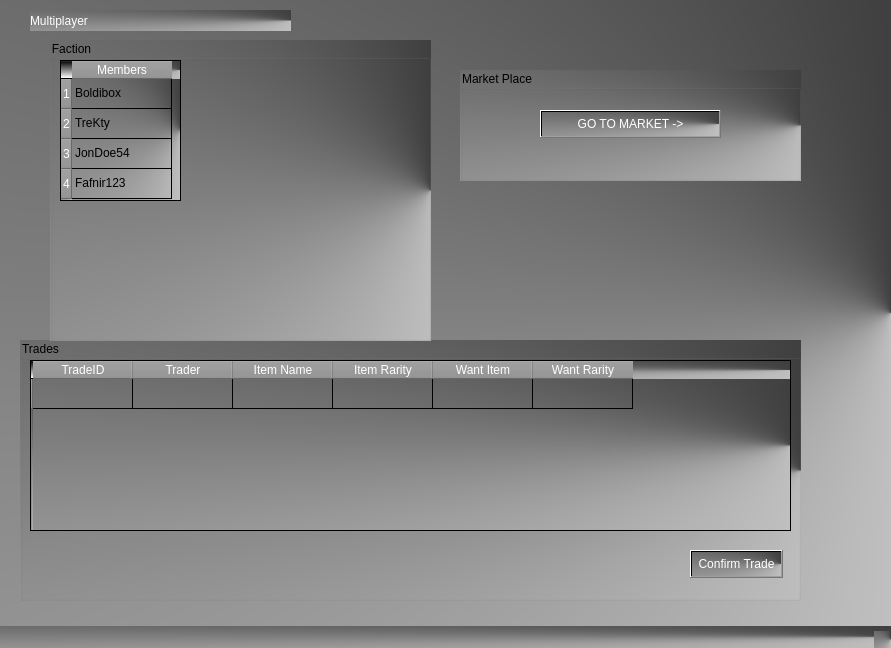
senormaarij/DBS_Project_GameManageSys, file Multiplayer.ui: the form before one commit.
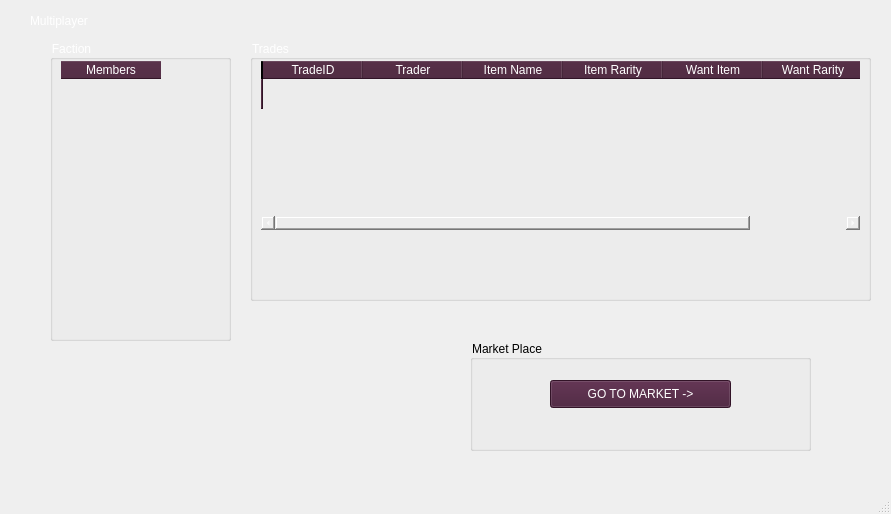
The form after the commit. Icons and pictures are not drawn.

```diff
--- a/Multiplayer.ui
+++ b/Multiplayer.ui
@@ -7,25 +7,35 @@
     <x>0</x>
     <y>0</y>
     <width>891</width>
-    <height>648</height>
+    <height>514</height>
    </rect>
   </property>
   <property name="windowTitle">
    <string>MainWindow</string>
   </property>
   <property name="styleSheet">
-   <string notr="true">background-color: qconicalgradient(cx:1, cy:0.5, angle:0, stop:0 rgba(0, 0, 0, 255), stop:1 rgba(255, 255, 255, 255));</string>
+   <string notr="true"> /*background-color: qconicalgradient(cx:1, cy:0.5, angle:0, stop:0 rgba(0, 0, 0, 255), stop:1 rgba(255, 255, 255, 255)); */
+background-image: url(:/newPrefix/Kafka.webp);
+</string>
   </property>
   <widget class="QWidget" name="centralwidget">
    <widget class="QGroupBox" name="groupBox">
     <property name="geometry">
      <rect>
-      <x>20</x>
-      <y>340</y>
-      <width>781</width>
+      <x>250</x>
+      <y>40</y>
+      <width>621</width>
       <height>261</height>
      </rect>
     </property>
+    <property name="styleSheet">
+     <string notr="true">color:white;
+font: 63 9pt &quot;Bahnschrift SemiBold&quot;;
+background:transparent;
+
+    background-attachment: fixed;
+    background-origin: content;</string>
+    </property>
     <property name="title">
      <string>Trades</string>
     </property>
@@ -34,13 +44,13 @@
       <rect>
        <x>10</x>
        <y>20</y>
-       <width>761</width>
+       <width>601</width>
        <height>171</height>
       </rect>
      </property>
      <property name="styleSheet">
       <string notr="true">QHeaderView::section {
-    background-color: rgb(147, 146, 146);
+    background-color: rgb(69, 28, 53);
 	color:rgb(255, 255, 255);
 }
 </string>
@@ -121,10 +131,18 @@
      <rect>
       <x>50</x>
       <y>40</y>
-      <width>381</width>
+      <width>181</width>
       <height>301</height>
      </rect>
     </property>
+    <property name="styleSheet">
+     <string notr="true">font: 63 9pt &quot;Bahnschrift SemiBold&quot;;
+color:white;
+background:transparent;
+
+    background-attachment: fixed;
+    background-origin: content;</string>
+    </property>
     <property name="title">
      <string>Faction</string>
     </property>
@@ -133,75 +151,41 @@
       <rect>
        <x>10</x>
        <y>20</y>
-       <width>121</width>
-       <height>141</height>
+       <width>111</width>
+       <height>261</height>
       </rect>
      </property>
      <property name="styleSheet">
       <string notr="true">QHeaderView::section {
-    background-color: rgb(147, 146, 146);
+    background-color: rgb(71, 30, 55);
 	color:rgb(255, 255, 255);
 }
 </string>
      </property>
-     <row>
-      <property name="text">
-       <string>1</string>
-      </property>
-     </row>
-     <row>
-      <property name="text">
-       <string>2</string>
-      </property>
-     </row>
-     <row>
-      <property name="text">
-       <string>3</string>
-      </property>
-     </row>
-     <row>
-      <property name="text">
-       <string>4</string>
-      </property>
-     </row>
      <column>
       <property name="text">
        <string>Members</string>
       </property>
      </column>
-     <item row="0" column="0">
-      <property name="text">
-       <string>Boldibox </string>
-      </property>
-     </item>
-     <item row="1" column="0">
-      <property name="text">
-       <string>TreKty</string>
-      </property>
-     </item>
-     <item row="2" column="0">
-      <property name="text">
-       <string>JonDoe54</string>
-      </property>
-     </item>
-     <item row="3" column="0">
-      <property name="text">
-       <string>Fafnir123</string>
-      </property>
-     </item>
     </widget>
    </widget>
    <widget class="QGroupBox" name="groupBox_3">
     <property name="geometry">
      <rect>
-      <x>460</x>
-      <y>70</y>
+      <x>470</x>
+      <y>340</y>
       <width>341</width>
       <height>111</height>
      </rect>
     </property>
     <property name="styleSheet">
-     <string notr="true">font: 25 9pt &quot;Bahnschrift Light&quot;;</string>
+     <string notr="true">font: 25 9pt &quot;Bahnschrift Light&quot;;
+
+font: 63 10pt &quot;Bahnschrift SemiBold&quot;;
+background:transparent;
+
+    background-attachment: fixed;
+    background-origin: content;</string>
     </property>
     <property name="title">
      <string>Market Place</string>
@@ -216,7 +200,8 @@
       </rect>
      </property>
      <property name="styleSheet">
-      <string notr="true">color:white;</string>
+      <string notr="true">background-color:rgb(70, 27, 55);
+color: white;</string>
      </property>
      <property name="text">
       <string>GO TO MARKET -&gt;</string>
```
Left out of the diff: 4 changed lines with no effect on the pictures.
